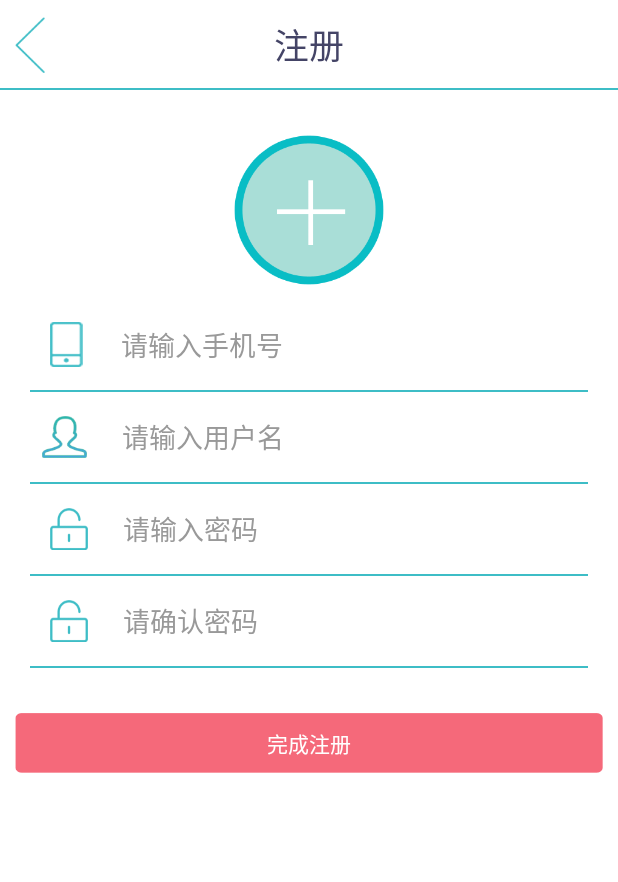
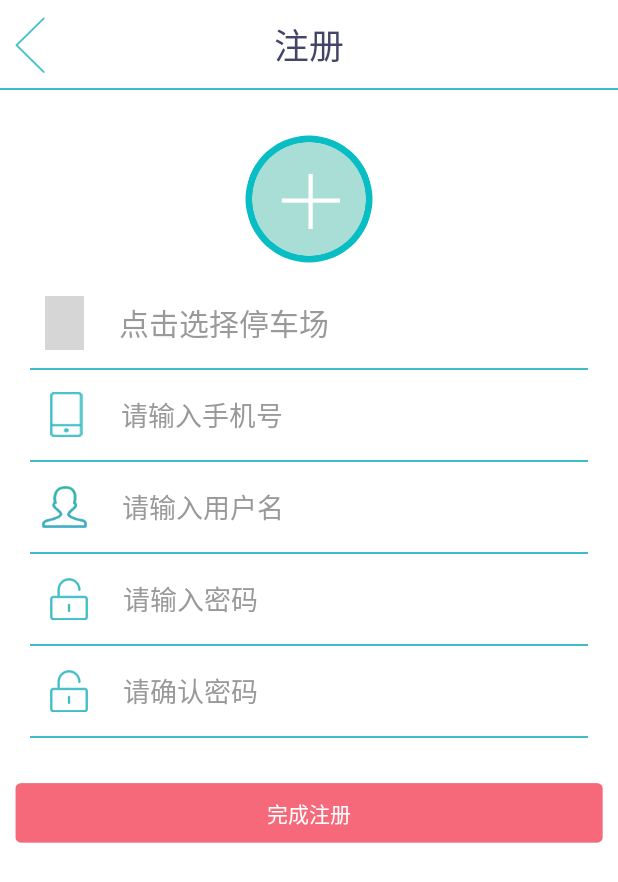
Before and after one commit to cchuhu/FreeParking, an Android app: the RegisterActivity screen opened directly, with no data from a screen before it, on a phone screen of 412 x 824 dp. Shown: the top 882 px of the screen. Run offline under Robolectric (Android 15) with nearby library versions, the phone set to English and light mode, and no system bars; libraries missing offline, so code that uses them is left out: com.qiniu.android; grey boxes are pictures that could not be loaded.

```diff
--- a/app/src/main/res/layout/activity_register.xml
+++ b/app/src/main/res/layout/activity_register.xml
@@ -41,11 +41,12 @@
 
     <ImageView
         android:id="@+id/img_register_icon"
-        android:layout_width="100dp"
-        android:layout_height="100dp"
+        android:layout_width="85dp"
+        android:layout_height="85dp"
         android:layout_centerHorizontal="true"
         android:layout_marginTop="90dp"
         android:background="@mipmap/person_icon"/>
+
 
     <LinearLayout
         android:id="@+id/linearLayout3"
@@ -56,6 +57,39 @@
         android:layout_marginRight="20dp"
         android:layout_marginTop="10dp"
         android:orientation="vertical">
+
+        <LinearLayout
+            android:layout_width="match_parent"
+            android:layout_height="60dp"
+            android:orientation="horizontal"
+            android:paddingLeft="10dp">
+
+            <ImageView
+                android:layout_width="26dp"
+                android:layout_height="36dp"
+                android:layout_gravity="center"
+                android:background="@mipmap/locate"/>
+
+            <TextView
+                android:id="@+id/tv_choosepark"
+                android:layout_width="match_parent"
+                android:layout_height="50dp"
+                android:layout_gravity="center"
+                android:layout_marginLeft="23dp"
+                android:background="@null"
+                android:textSize="20sp"
+                android:gravity="center_vertical"
+                android:text="点击选择停车场"
+                android:textColor="#999999"
+                />
+
+
+        </LinearLayout>
+
+        <TextView
+            android:layout_width="match_parent"
+            android:layout_height="1dp"
+            android:background="#3ebdc6"/>
 
         <LinearLayout
             android:layout_width="match_parent"
```
Also changed, not shown: app/src/main/res/layout/parkiten.xml (added, +23 -0 lines), app/src/main/res/layout/parklistwindow.xml (added, +13 -0 lines).
